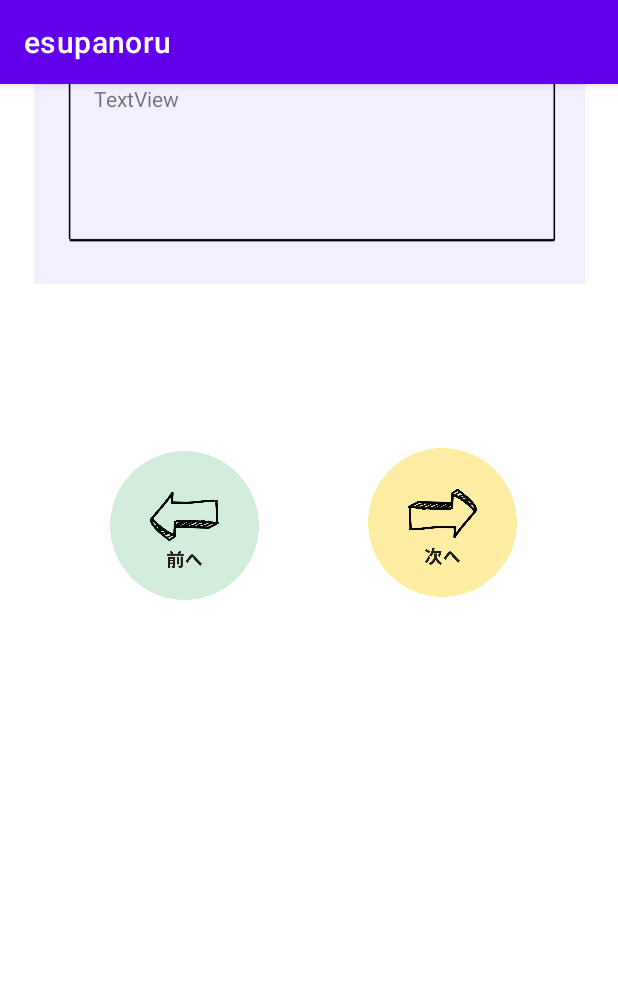
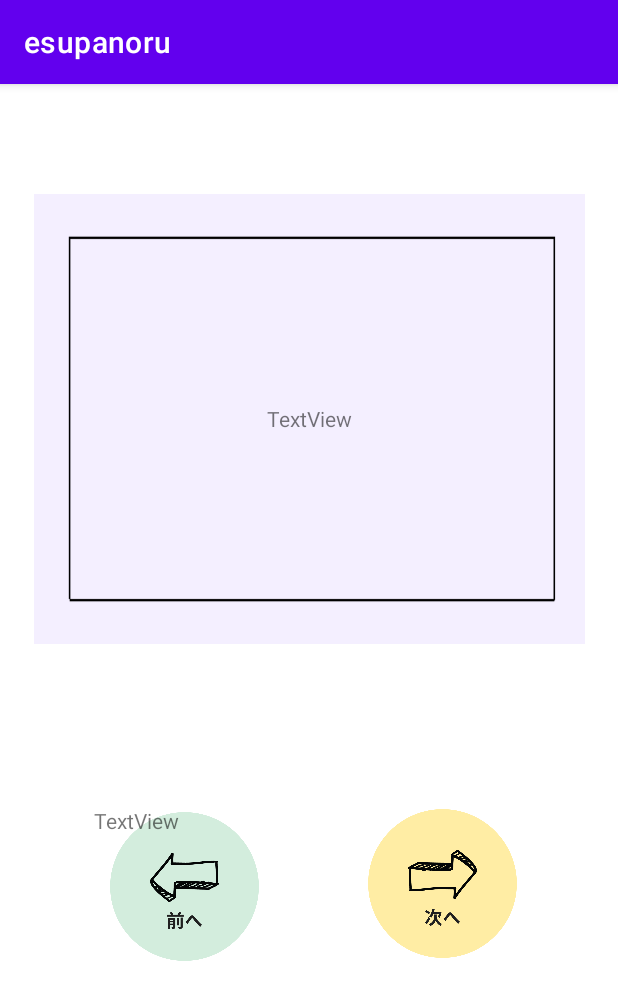
Before and after one commit to MontoyaYai/esupanoru, an Android app: the Practice screen opened directly, with no data from a screen before it, on a phone screen of 412 x 824 dp. Shown: the top 1000 px of the screen. Run offline under Robolectric (Android 15) with nearby library versions, the light colour scheme and no system bars.

Commit message:
practice layout

```diff
--- a/app/src/main/java/com/example/esupanoru/Practice.java
+++ b/app/src/main/java/com/example/esupanoru/Practice.java
@@ -2,7 +2,11 @@ package com.example.esupanoru;
 
 import androidx.appcompat.app.AppCompatActivity;
 
+import android.media.Image;
 import android.os.Bundle;
+import android.view.View;
+import android.widget.TextView;
+import android.widget.Toast;
 
 public class Practice extends AppCompatActivity {
 
@@ -10,5 +14,23 @@ public class Practice extends AppCompatActivity {
     protected void onCreate(Bundle savedInstanceState) {
         super.onCreate(savedInstanceState);
         setContentView(R.layout.activity_practice);
+
+        Fruits fruits = new Fruits();
+        View next= findViewById(R.id.next);
+
+        TextView spanish= findViewById(R.id.spanishMeaning);
+        TextView japanese= findViewById(R.id.japaneseMeaning);
+
+        next.setOnClickListener(new View.OnClickListener() {
+            @Override
+            public void onClick(View v) {
+                fruits.getCount(true);
+                japanese.setText(fruits.getJapanese(fruits.count));
+                spanish.setText(fruits.getSpanish(fruits.count));
+
+                Toast.makeText(Practice.this, "aaa", Toast.LENGTH_SHORT).show();
+            }
+        });
+
     }
 }
--- /dev/null
+++ b/app/src/main/java/com/example/esupanoru/structure.java
@@ -0,0 +1,53 @@
+package com.example.esupanoru;
+
+import java.util.HashMap;
+import java.util.*;
+
+public abstract class structure{
+    abstract String getCategoryName();
+    abstract String getJapanese(int num);
+    abstract String getSpanish(int num);
+
+}
+
+class Fruits extends structure{
+    int count;
+    String categoryName;
+    HashMap<Integer,String> japanese = new HashMap<Integer,String>(5);
+    HashMap<Integer,String> spanish = new HashMap<Integer,String>(5);
+
+    public Fruits(){
+        this.count=0;
+        this.categoryName="フルーツ";
+
+        japanese.put(0,"りんご");
+        japanese.put(1,"みかん");
+
+        spanish.put(0, "apple");
+        spanish.put(1,"orange");
+    }
+    String getCategoryName() {
+       return this.categoryName;
+    }
+    public void getCount(boolean sum){
+        if (sum == true){
+            if (this.count<japanese.size()-1){ this.count++;}
+            if (this.count== japanese.size()-1) {this.count=0;}
+        }else {
+            if (this.count>0) this.count--;
+        }
+//        getJapanese(count);
+//        getSpanish(count);
+
+    }
+
+    @Override
+    String getJapanese(int num) {
+        return japanese.get(count);
+    }
+
+    @Override
+    String getSpanish(int num) {
+        return spanish.get(count);
+    }
+}
--- a/app/src/main/res/layout/activity_practice.xml
+++ b/app/src/main/res/layout/activity_practice.xml
@@ -17,9 +17,9 @@
         android:background="@drawable/background"
         app:layout_constraintBottom_toTopOf="@+id/japaneseMeaning"
         app:layout_constraintEnd_toEndOf="parent"
-        app:layout_constraintHorizontal_bias="0.5"
         app:layout_constraintStart_toStartOf="parent"
-        app:layout_constraintTop_toTopOf="parent">
+        app:layout_constraintTop_toTopOf="parent"
+        app:layout_constraintVertical_bias="1.0">
 
         <TextView
             android:id="@+id/spanishMeaning"
@@ -58,8 +58,9 @@
         android:id="@+id/japaneseMeaning"
         android:layout_width="287dp"
         android:layout_height="46dp"
+        android:layout_marginTop="108dp"
         android:text="TextView"
         app:layout_constraintEnd_toEndOf="parent"
         app:layout_constraintStart_toStartOf="parent"
-        tools:layout_editor_absoluteY="481dp" />
+        app:layout_constraintTop_toBottomOf="@+id/meaningCard" />
 </androidx.constraintlayout.widget.ConstraintLayout>
```
Also changed, not shown: app/src/main/java/com/example/esupanoru/Icategory.java (deleted, +0 -19 lines), app/src/main/java/com/example/esupanoru/category.java (+9 -0 lines), app/src/main/java/com/example/esupanoru/phrases.java (added, +19 -0 lines).
